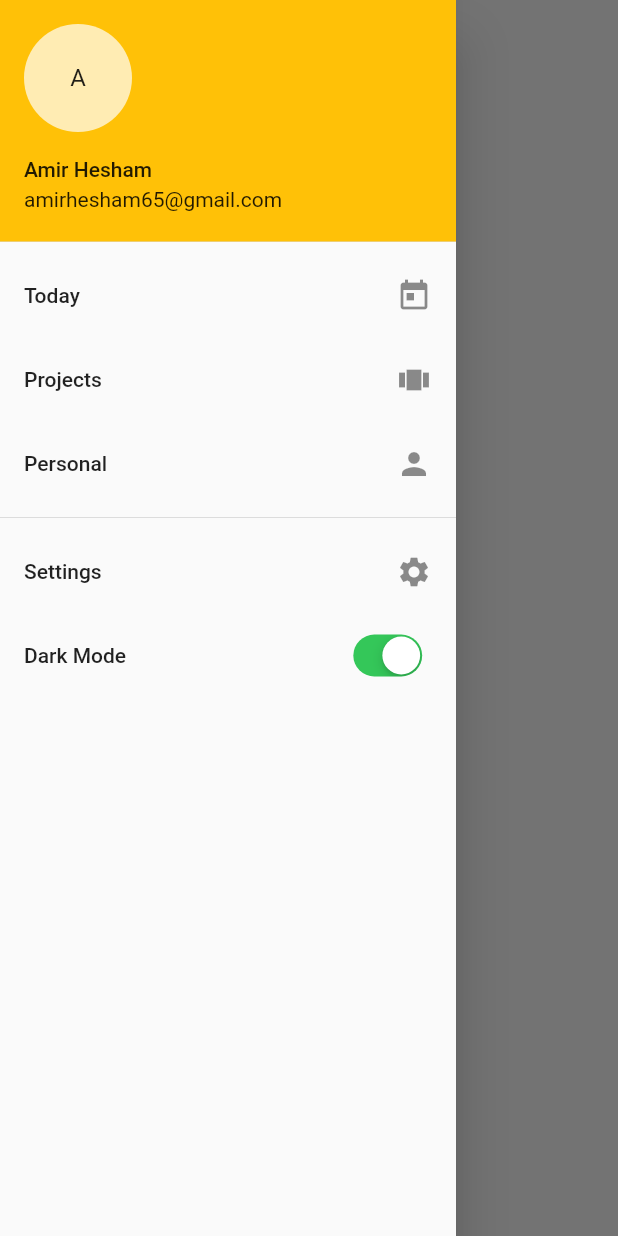
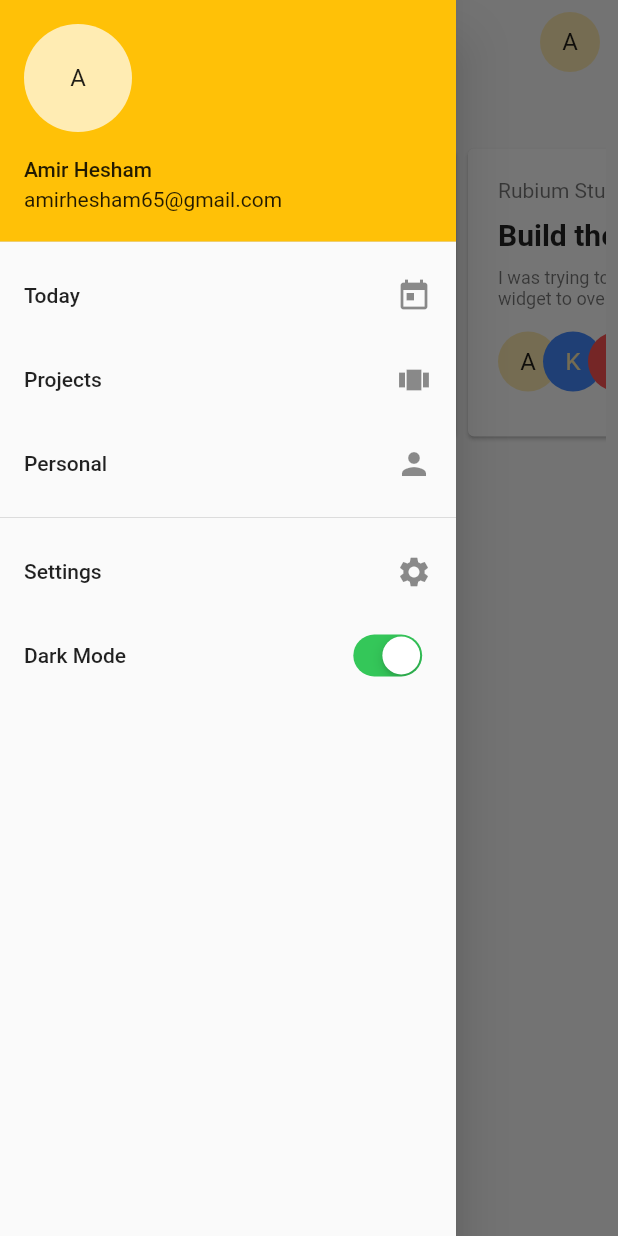
Before and after one commit to amirhesham65/Panther-App, a Flutter app: the screen it shows after launch, with the side drawer open, on a phone screen of 412 x 824 dp. Run offline on Flutter 3.47's test engine with Material 2 defaults, Android fonts, the phone set to English and light mode, and no system bars.

Commit message:
Added task cards

```diff
--- /dev/null
+++ b/lib/components/task_card.dart
@@ -0,0 +1,61 @@
+import 'package:flutter/material.dart';
+
+class TaskCard extends StatelessWidget {
+  @override
+  Widget build(BuildContext context) {
+    return Container(
+      width: 300.0,
+      child: Card(
+        child: Padding(
+          padding: const EdgeInsets.symmetric(horizontal: 20.0, vertical: 10.0),
+          child: Column(
+            crossAxisAlignment: CrossAxisAlignment.start,
+            children: <Widget>[
+              SizedBox(height: 10.0),
+              Text('Rubium Studio', style: TextStyle(color: Theme.of(context).primaryTextTheme.caption.color)),
+              SizedBox(height: 10.0),
+              Text('Build the landing page', style: TextStyle(fontSize: 20.0, fontWeight: FontWeight.bold), ),
+              SizedBox(height: 10.0),
+              Text('I was trying to achieve an effect of allowing a widget to overflow to another widget', style: TextStyle(fontSize: 12.0, color: Theme.of(context).primaryTextTheme.caption.color)),
+              // Text('A card is a sheet of Material used to represent some related information, for example an album.', style: TextStyle(fontSize: 12.0, height: 1.5, color: Theme.of(context).primaryTextTheme.caption.color)),
+              Container(
+                padding:
+                    const EdgeInsets.symmetric(vertical: 15.0, horizontal: 0.0),
+                child: Transform.scale(
+                  scale: 1,
+                  child: Container(
+
+                    width: 350.0,
+                    height: 40.0,
+                    child: Stack(
+                      fit: StackFit.expand,
+                      children: <Widget>[
+                        Positioned(
+                          child: CircleAvatar(child: Text('A')),
+                          left: 0.0,
+                        ),
+                        Positioned(
+                          child: CircleAvatar(
+                              child: Text('K'),
+                              backgroundColor: Colors.blueAccent[200]),
+                          left: 30.0,
+                        ),
+                        Positioned(
+                          child: CircleAvatar(
+                            child: Text('H'),
+                            backgroundColor: Colors.redAccent[200],
+                          ),
+                          left: 60.0,
+                        ),
+                      ],
+                    ),
+                  ),
+                ),
+              )
+            ],
+          ),
+        ),
+      ),
+    );
+  }
+}
--- a/lib/views/HomeView.dart
+++ b/lib/views/HomeView.dart
@@ -1,5 +1,6 @@
 import 'package:flutter/cupertino.dart';
 import 'package:flutter/material.dart';
+import 'package:panther_app/components/task_card.dart';
 
 class HomeView extends StatelessWidget {
   @override
@@ -9,6 +10,9 @@ class HomeView extends StatelessWidget {
         title: Text('Today'),
         backgroundColor: Theme.of(context).canvasColor,
         elevation: 0.0,
+        actions: <Widget>[
+          Padding(padding: const EdgeInsets.fromLTRB(0.0, 0.0, 12.0, 0.0), child: CircleAvatar(child: Text('A'),),)
+        ],
       ),
       drawer: Drawer(
         child: Container(
@@ -52,9 +56,36 @@ class HomeView extends StatelessWidget {
           ),
         ),
       ),
-      body: Center(
-        child: Text('Hello, World!'),
-      ),
+      body: Padding(
+        padding: const EdgeInsets.all(8.0),
+        child: Column(
+          crossAxisAlignment: CrossAxisAlignment.start,
+          children: <Widget>[
+            Padding(
+              padding: const EdgeInsets.symmetric(horizontal: 10.0, vertical: 0.0),
+              child: Text(
+                'Today\'s tasks',
+                style: TextStyle(
+                  color: Theme.of(context).primaryTextTheme.caption.color,
+                  fontWeight: FontWeight.bold
+                ),
+              ),
+            ),
+            // Listing all today's tasks
+          Container(
+          margin: EdgeInsets.symmetric(vertical: 15.0),
+          height: 200.0,
+          child: ListView(
+            scrollDirection: Axis.horizontal,
+            children: <Widget>[
+              TaskCard(),
+              TaskCard()
+            ],
+          ),
+        ),
+          ],
+        ),
+      )
     );
   }
 }
```
Also changed, not shown: 2 other files.
